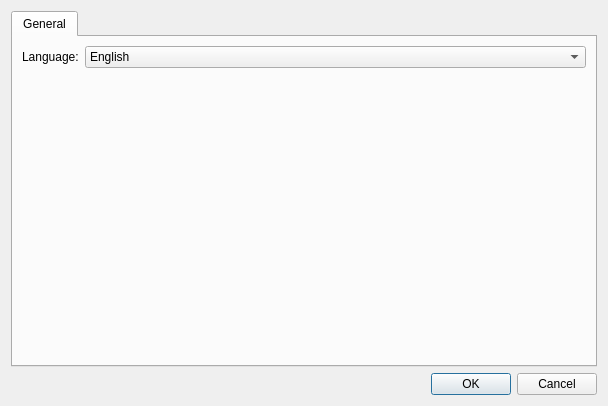
This is Dialogs/DlgPreferences.ui in ma7t3/ScheduleMaster as Qt 5 draws it before an edit. The edited form follows.
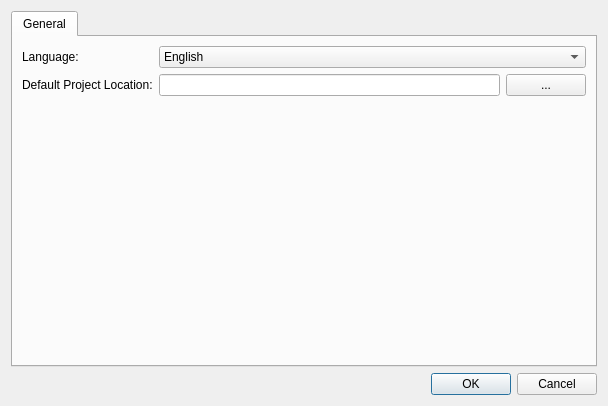
This is the edited form.

The edit to the form file:
```diff
--- a/Dialogs/DlgPreferences.ui
+++ b/Dialogs/DlgPreferences.ui
@@ -45,7 +45,28 @@
          </item>
         </widget>
        </item>
+       <item row="1" column="0">
+        <widget class="QLabel" name="label_2">
+         <property name="text">
+          <string>Default Project Location:</string>
+         </property>
+        </widget>
+       </item>
        <item row="1" column="1">
+        <layout class="QHBoxLayout" name="horizontalLayout">
+         <item>
+          <widget class="QLineEdit" name="leDefaultProjectLocation"/>
+         </item>
+         <item>
+          <widget class="QPushButton" name="pbDefaultProjectLocationBrowse">
+           <property name="text">
+            <string>...</string>
+           </property>
+          </widget>
+         </item>
+        </layout>
+       </item>
+       <item row="2" column="1">
         <spacer name="verticalSpacer">
          <property name="orientation">
           <enum>Qt::Vertical</enum>
```
